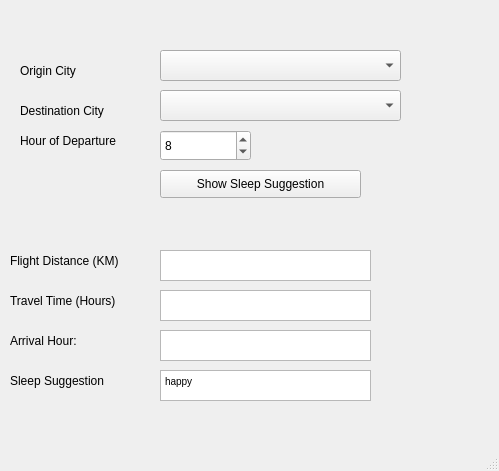
First picture: the form in JetLagQT/JetLagWithQT/jetlag.ui, repository WSU-4110/Jet-Lag-Helper, before the edit.
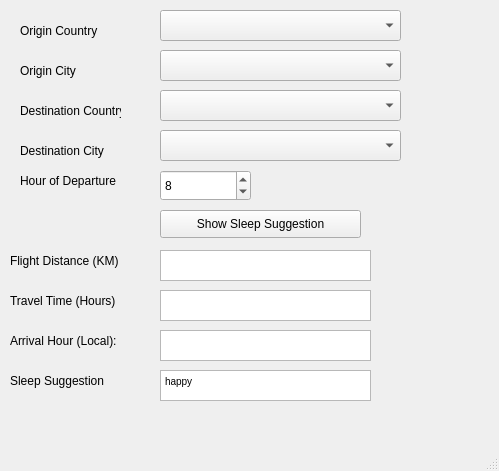
Second picture: the form after the edit.

```diff
--- a/JetLagQT/JetLagWithQT/jetlag.ui
+++ b/JetLagQT/JetLagWithQT/jetlag.ui
@@ -28,7 +28,7 @@
     <property name="geometry">
      <rect>
       <x>160</x>
-      <y>90</y>
+      <y>130</y>
       <width>241</width>
       <height>31</height>
      </rect>
@@ -38,7 +38,7 @@
     <property name="geometry">
      <rect>
       <x>160</x>
-      <y>170</y>
+      <y>210</y>
       <width>201</width>
       <height>28</height>
      </rect>
@@ -64,7 +64,7 @@
     <property name="geometry">
      <rect>
       <x>20</x>
-      <y>100</y>
+      <y>140</y>
       <width>101</width>
       <height>21</height>
      </rect>
@@ -77,7 +77,7 @@
     <property name="geometry">
      <rect>
       <x>160</x>
-      <y>130</y>
+      <y>170</y>
       <width>91</width>
       <height>31</height>
      </rect>
@@ -96,7 +96,7 @@
     <property name="geometry">
      <rect>
       <x>20</x>
-      <y>130</y>
+      <y>170</y>
       <width>101</width>
       <height>21</height>
      </rect>
@@ -154,7 +154,7 @@
      </rect>
     </property>
     <property name="text">
-     <string>Arrival Hour:</string>
+     <string>Arrival Hour (Local):</string>
     </property>
    </widget>
    <widget class="QTextBrowser" name="txtFlightDistance">
@@ -200,8 +200,54 @@
      <string>&lt;!DOCTYPE HTML PUBLIC &quot;-//W3C//DTD HTML 4.0//EN&quot; &quot;http://www.w3.org/TR/REC-html40/strict.dtd&quot;&gt;
 &lt;html&gt;&lt;head&gt;&lt;meta name=&quot;qrichtext&quot; content=&quot;1&quot; /&gt;&lt;style type=&quot;text/css&quot;&gt;
 p, li { white-space: pre-wrap; }
-&lt;/style&gt;&lt;/head&gt;&lt;body style=&quot; font-family:'MS Shell Dlg 2'; font-size:7.8pt; font-weight:400; font-style:normal;&quot;&gt;
-&lt;p style=&quot; margin-top:0px; margin-bottom:0px; margin-left:0px; margin-right:0px; -qt-block-indent:0; text-indent:0px;&quot;&gt;happy&lt;/p&gt;&lt;/body&gt;&lt;/html&gt;</string>
+&lt;/style&gt;&lt;/head&gt;&lt;body style=&quot; font-family:'MS Shell Dlg 2'; font-size:8.25pt; font-weight:400; font-style:normal;&quot;&gt;
+&lt;p style=&quot; margin-top:0px; margin-bottom:0px; margin-left:0px; margin-right:0px; -qt-block-indent:0; text-indent:0px;&quot;&gt;&lt;span style=&quot; font-size:7.8pt;&quot;&gt;happy&lt;/span&gt;&lt;/p&gt;&lt;/body&gt;&lt;/html&gt;</string>
+    </property>
+   </widget>
+   <widget class="QComboBox" name="cboOriginCountry">
+    <property name="geometry">
+     <rect>
+      <x>160</x>
+      <y>10</y>
+      <width>241</width>
+      <height>31</height>
+     </rect>
+    </property>
+   </widget>
+   <widget class="QLabel" name="lblOrigin_2">
+    <property name="geometry">
+     <rect>
+      <x>20</x>
+      <y>20</y>
+      <width>101</width>
+      <height>21</height>
+     </rect>
+    </property>
+    <property name="text">
+     <string>Origin Country</string>
+    </property>
+   </widget>
+   <widget class="QComboBox" name="cboDestinationCountry">
+    <property name="geometry">
+     <rect>
+      <x>160</x>
+      <y>90</y>
+      <width>241</width>
+      <height>31</height>
+     </rect>
+    </property>
+   </widget>
+   <widget class="QLabel" name="lblDestination_2">
+    <property name="geometry">
+     <rect>
+      <x>20</x>
+      <y>100</y>
+      <width>101</width>
+      <height>21</height>
+     </rect>
+    </property>
+    <property name="text">
+     <string>Destination Country</string>
     </property>
    </widget>
   </widget>
```
Left out of the diff: 2 changed lines with no effect on the pictures.
